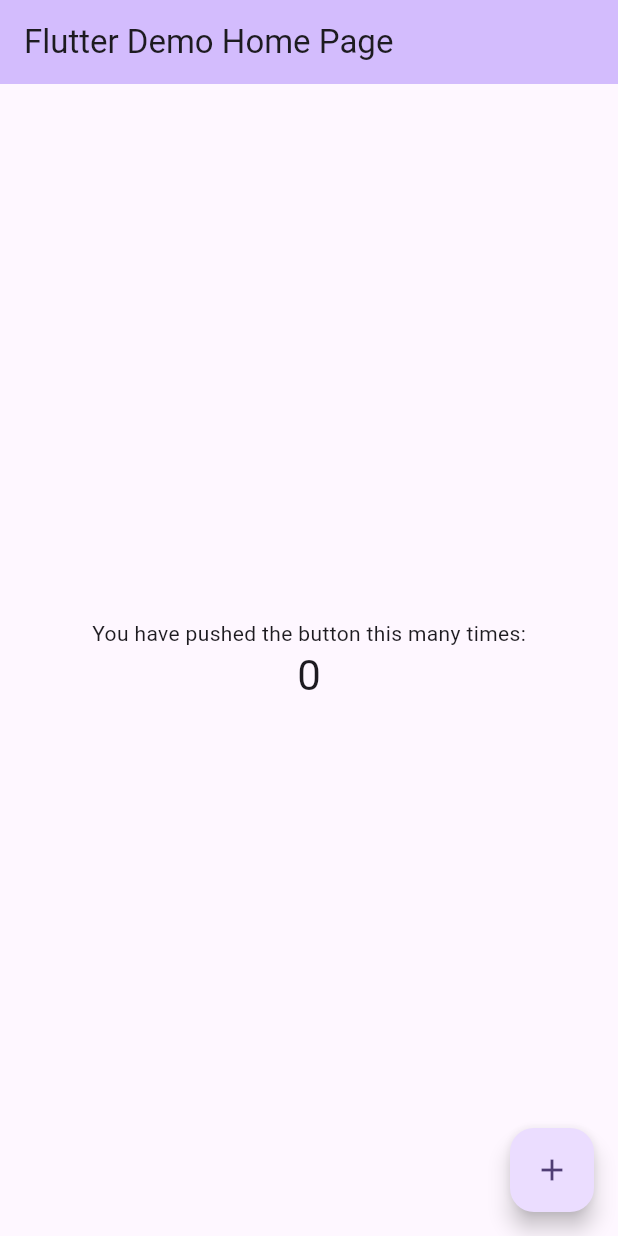
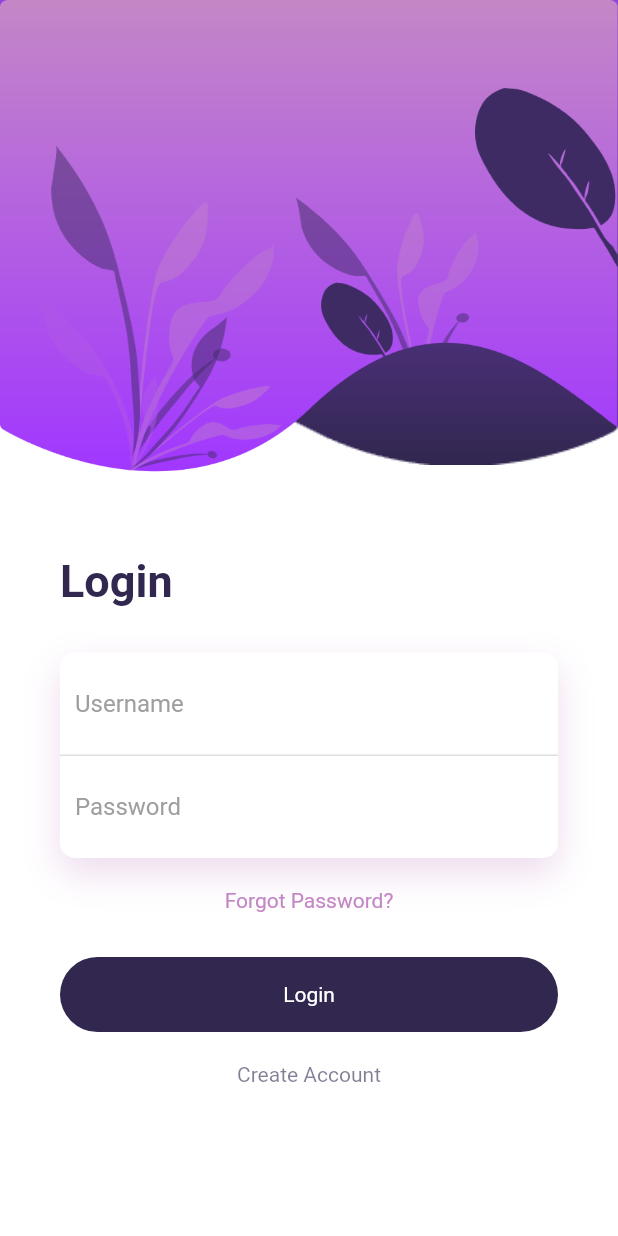
Before and after one commit to muhammadumer1157/Login-Screen-UI, a Flutter app: the screen it shows after launch, on a phone screen of 412 x 824 dp. Run offline on Flutter 3.47's test engine with Material 2 defaults, Android fonts, the phone set to English and light mode, and no system bars; our stand-ins replace simple_animations.

Commit message:
Add animation and UI

```diff
--- /dev/null
+++ b/login_screen_ui/lib/animations/FadeAnimation.dart
@@ -0,0 +1,28 @@
+import 'package:flutter/material.dart';
+import 'package:simple_animations/simple_animations.dart';
+
+class FadeAnimation extends StatelessWidget {
+  final double delay;
+  final Widget child;
+
+  const FadeAnimation({super.key, required this.delay, required this.child});
+
+  @override
+  Widget build(BuildContext context) {
+    final tween = MovieTween()
+      ..tween('opacity', Tween(begin: 0.0, end: 1.0),
+          duration: const Duration(milliseconds: 500))
+      ..tween('translateY', Tween(begin: -30.0, end: 0.0),
+          duration: const Duration(milliseconds: 500), curve: Curves.easeOut);
+    return PlayAnimationBuilder(
+        delay: Duration(milliseconds: (500 * delay).round()),
+        tween: tween,
+        duration: tween.duration,
+        builder: (context, value, child) => Opacity(
+              opacity: value.get("opacity"),
+              child: Transform.translate(
+                  offset: Offset(0, value.get("translateY")), child: child),
+            ),
+        child: child);
+  }
+}
--- a/login_screen_ui/lib/main.dart
+++ b/login_screen_ui/lib/main.dart
@@ -1,125 +1,180 @@
 import 'package:flutter/material.dart';
+import 'package:login_screen_ui/animations/FadeAnimation.dart';
 
 void main() {
-  runApp(const MyApp());
+  runApp(const MaterialApp(
+    debugShowCheckedModeBanner: false,
+    home: HomePage(),
+  ));
 }
 
-class MyApp extends StatelessWidget {
-  const MyApp({super.key});
+class HomePage extends StatefulWidget {
+  const HomePage({super.key});
 
-  // This widget is the root of your application.
+  @override
+  State<HomePage> createState() => _HomePageState();
+}
+
+class _HomePageState extends State<HomePage> {
   @override
   Widget build(BuildContext context) {
-    return MaterialApp(
-      title: 'Flutter Demo',
-      theme: ThemeData(
-        // This is the theme of your application.
-        //
-        // TRY THIS: Try running your application with "flutter run". You'll see
-        // the application has a blue toolbar. Then, without quitting the app,
-        // try changing the seedColor in the colorScheme below to Colors.green
-        // and then invoke "hot reload" (save your changes or press the "hot
-        // reload" button in a Flutter-supported IDE, or press "r" if you used
-        // the command line to start the app).
-        //
-        // Notice that the counter didn't reset back to zero; the application
-        // state is not lost during the reload. To reset the state, use hot
-        // restart instead.
-        //
-        // This works for code too, not just values: Most code changes can be
-        // tested with just a hot reload.
-        colorScheme: ColorScheme.fromSeed(seedColor: Colors.deepPurple),
-        useMaterial3: true,
+    final width = MediaQuery.of(context).size.width;
+    return Scaffold(
+      backgroundColor: Colors.white,
+      body: Column(
+        crossAxisAlignment: CrossAxisAlignment.start,
+        children: [
+          SizedBox(
+            height: 350.0,
+            child: Stack(
+              children: [
+                Positioned(
+                  top: -40.0,
+                  height: 350.0,
+                  width: width,
+                  child: FadeAnimation(
+                    delay: 1,
+                    child: Container(
+                      decoration: const BoxDecoration(
+                        image: DecorationImage(
+                            image: AssetImage("assets/images/background.png"),
+                            fit: BoxFit.fill),
                       ),
-      home: const MyHomePage(title: 'Flutter Demo Home Page'),
-    );
-  }
-}
-
-class MyHomePage extends StatefulWidget {
-  const MyHomePage({super.key, required this.title});
-
-  // This widget is the home page of your application. It is stateful, meaning
-  // that it has a State object (defined below) that contains fields that affect
-  // how it looks.
-
-  // This class is the configuration for the state. It holds the values (in this
-  // case the title) provided by the parent (in this case the App widget) and
-  // used by the build method of the State. Fields in a Widget subclass are
-  // always marked "final".
-
-  final String title;
-
-  @override
-  State<MyHomePage> createState() => _MyHomePageState();
-}
-
-class _MyHomePageState extends State<MyHomePage> {
-  int _counter = 0;
-
-  void _incrementCounter() {
-    setState(() {
-      // This call to setState tells the Flutter framework that something has
-      // changed in this State, which causes it to rerun the build method below
-      // so that the display can reflect the updated values. If we changed
-      // _counter without calling setState(), then the build method would not be
-      // called again, and so nothing would appear to happen.
-      _counter++;
-    });
-  }
-
-  @override
-  Widget build(BuildContext context) {
-    // This method is rerun every time setState is called, for instance as done
-    // by the _incrementCounter method above.
-    //
-    // The Flutter framework has been optimized to make rerunning build methods
-    // fast, so that you can just rebuild anything that needs updating rather
-    // than having to individually change instances of widgets.
-    return Scaffold(
-      appBar: AppBar(
-        // TRY THIS: Try changing the color here to a specific color (to
-        // Colors.amber, perhaps?) and trigger a hot reload to see the AppBar
-        // change color while the other colors stay the same.
-        backgroundColor: Theme.of(context).colorScheme.inversePrimary,
-        // Here we take the value from the MyHomePage object that was created by
-        // the App.build method, and use it to set our appbar title.
-        title: Text(widget.title),
                     ),
-      body: Center(
-        // Center is a layout widget. It takes a single child and positions it
-        // in the middle of the parent.
-        child: Column(
-          // Column is also a layout widget. It takes a list of children and
-          // arranges them vertically. By default, it sizes itself to fit its
-          // children horizontally, and tries to be as tall as its parent.
-          //
-          // Column has various properties to control how it sizes itself and
-          // how it positions its children. Here we use mainAxisAlignment to
-          // center the children vertically; the main axis here is the vertical
-          // axis because Columns are vertical (the cross axis would be
-          // horizontal).
-          //
-          // TRY THIS: Invoke "debug painting" (choose the "Toggle Debug Paint"
-          // action in the IDE, or press "p" in the console), to see the
-          // wireframe for each widget.
-          mainAxisAlignment: MainAxisAlignment.center,
-          children: <Widget>[
-            const Text(
-              'You have pushed the button this many times:',
                   ),
-            Text(
-              '$_counter',
-              style: Theme.of(context).textTheme.headlineMedium,
+                ),
+                Positioned(
+                  height: 350.0,
+                  width: width + 20.0,
+                  child: FadeAnimation(
+                    delay: 1.3,
+                    child: Container(
+                      decoration: const BoxDecoration(
+                        image: DecorationImage(
+                            image: AssetImage("assets/images/background-2.png"),
+                            fit: BoxFit.fill),
+                      ),
+                    ),
+                  ),
                 ),
               ],
             ),
           ),
-      floatingActionButton: FloatingActionButton(
-        onPressed: _incrementCounter,
-        tooltip: 'Increment',
-        child: const Icon(Icons.add),
-      ), // This trailing comma makes auto-formatting nicer for build methods.
+          const SizedBox(
+            height: 20.0,
+          ),
+          Padding(
+            padding: const EdgeInsets.symmetric(horizontal: 40.0),
+            child: Column(
+              crossAxisAlignment: CrossAxisAlignment.start,
+              children: [
+                const FadeAnimation(
+                  delay: 1.5,
+                  child: Text(
+                    "Login",
+                    style: TextStyle(
+                        fontSize: 30,
+                        color: Color.fromRGBO(49, 39, 79, 1.0),
+                        fontWeight: FontWeight.bold),
+                  ),
+                ),
+                const SizedBox(
+                  height: 30.0,
+                ),
+                FadeAnimation(
+                  delay: 1.7,
+                  child: Container(
+                    decoration: BoxDecoration(
+                      borderRadius: BorderRadius.circular(10.0),
+                      color: Colors.white,
+                      boxShadow: const [
+                        BoxShadow(
+                          color: Color.fromRGBO(196, 135, 198, 0.3),
+                          blurRadius: 20.0,
+                          offset: Offset(0, 10),
+                        ),
+                      ],
+                    ),
+                    child: Column(
+                      children: [
+                        Container(
+                          padding: const EdgeInsets.all(10.0),
+                          decoration: BoxDecoration(
+                            border: Border(
+                              bottom: BorderSide(color: Colors.grey[300]!),
+                            ),
+                          ),
+                          child: const TextField(
+                            decoration: InputDecoration(
+                                border: InputBorder.none,
+                                hintText: "Username",
+                                hintStyle: TextStyle(color: Colors.grey)),
+                          ),
+                        ),
+                        const Padding(
+                          padding: EdgeInsets.all(10.0),
+                          child: TextField(
+                            decoration: InputDecoration(
+                                border: InputBorder.none,
+                                hintText: "Password",
+                                hintStyle: TextStyle(color: Colors.grey)),
+                          ),
+                        )
+                      ],
+                    ),
+                  ),
+                ),
+                const SizedBox(
+                  height: 20.0,
+                ),
+                const FadeAnimation(
+                  delay: 1.7,
+                  child: Center(
+                    child: Text(
+                      "Forgot Password?",
+                      style: TextStyle(
+                        color: Color.fromRGBO(196, 135, 198, 1.0),
+                      ),
+                    ),
+                  ),
+                ),
+                const SizedBox(
+                  height: 30.0,
+                ),
+                FadeAnimation(
+                  delay: 1.9,
+                  child: Container(
+                    height: 50,
+                    decoration: BoxDecoration(
+                        borderRadius: BorderRadius.circular(50.0),
+                        color: const Color.fromRGBO(49, 39, 79, 1.0)),
+                    child: const Center(
+                      child: Text(
+                        "Login",
+                        style: TextStyle(color: Colors.white),
+                      ),
+                    ),
+                  ),
+                ),
+                const SizedBox(
+                  height: 20.0,
+                ),
+                const FadeAnimation(
+                  delay: 2,
+                  child: Center(
+                    child: Text(
+                      "Create Account",
+                      style: TextStyle(
+                        color: Color.fromRGBO(49, 39, 79, 0.6),
+                      ),
+                    ),
+                  ),
+                ),
+              ],
+            ),
+          )
+        ],
+      ),
     );
   }
 }
--- a/login_screen_ui/pubspec.yaml
+++ b/login_screen_ui/pubspec.yaml
@@ -35,6 +35,7 @@ dependencies:
   # The following adds the Cupertino Icons font to your application.
   # Use with the CupertinoIcons class for iOS style icons.
   cupertino_icons: ^1.0.2
+  simple_animations: ^5.0.2
 
 dev_dependencies:
   flutter_test:
```
Also changed, not shown: login_screen_ui/pubspec.lock. Lines whose indentation alone changed are shown as unchanged.
